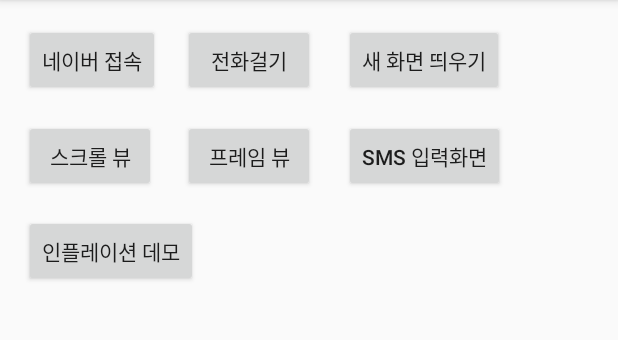
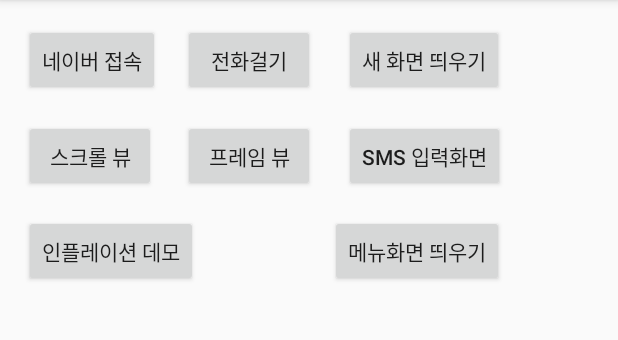
Before and after one commit to GentleDot/demo-android_1, an Android app: the screen it shows after launch (MainActivity), on a phone screen of 412 x 824 dp, the part 84-424 px from its top. Run offline under Robolectric (Android 15) with nearby library versions, the phone set to English and light mode, and no system bars.

Commit message:
Android Practice - ActivityResult()

```diff
--- a/app/src/main/AndroidManifest.xml
+++ b/app/src/main/AndroidManifest.xml
@@ -27,6 +27,10 @@
         </activity>
         <activity android:name=".InflationActivity">
         </activity>
+        <activity android:name=".MenuPageActivity"
+                  android:label="메뉴 액티비티"
+        android:theme="@style/Theme.AppCompat.Dialog">
+        </activity>
     </application>
 
 </manifest>
--- a/app/src/main/res/layout/activity_main.xml
+++ b/app/src/main/res/layout/activity_main.xml
@@ -64,4 +64,12 @@
             android:layout_marginTop="15dp"
             android:id="@+id/button15" android:layout_below="@+id/buttonScroll" android:layout_alignParentLeft="true"
             android:layout_alignParentStart="true" android:onClick="onButtonInflClicked"/>
+    <Button
+            android:text="메뉴화면 띄우기"
+            android:layout_width="wrap_content"
+            android:layout_height="wrap_content"
+            android:id="@+id/goToMenu"
+            android:layout_alignBaseline="@+id/button15" android:layout_alignBottom="@+id/button15"
+            android:layout_alignRight="@+id/button4" android:layout_alignEnd="@+id/button4"
+    android:onClick="onToMenuClicked"/>
 </RelativeLayout>
```
Also changed, not shown: app/src/main/java/net/gentledot/helloandroid/MainActivity.java (+19 -0 lines), app/src/main/java/net/gentledot/helloandroid/MenuPageActivity.java (added, +28 -0 lines), app/src/main/res/layout/activity_menu_page.xml (added, +25 -0 lines).
